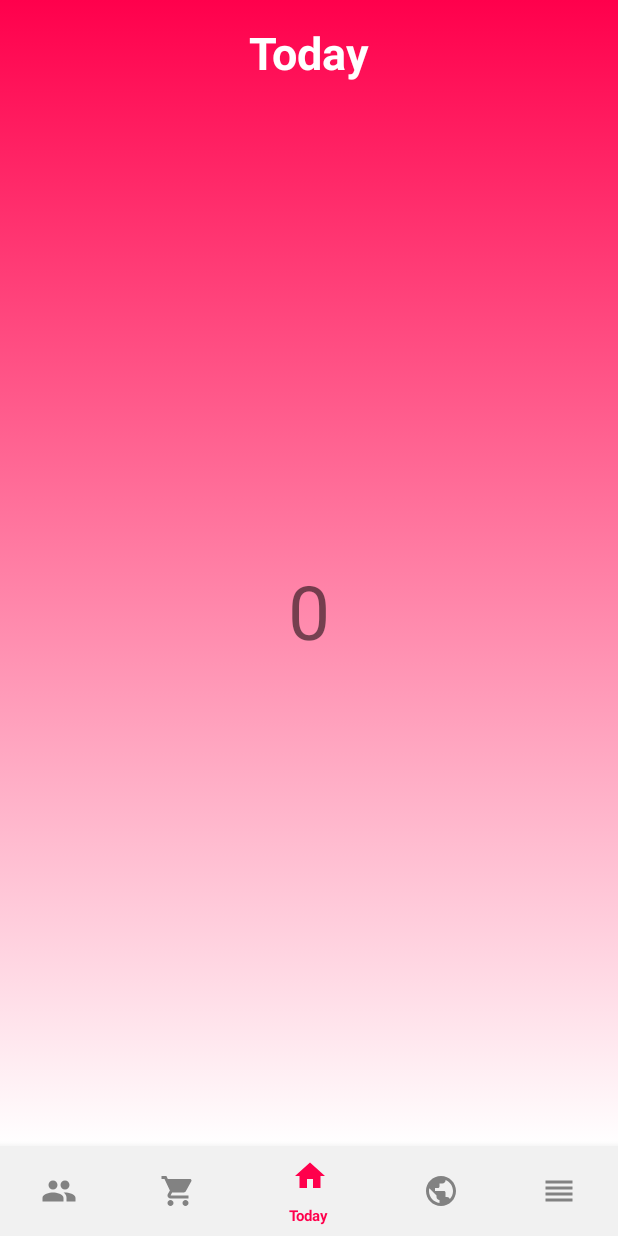
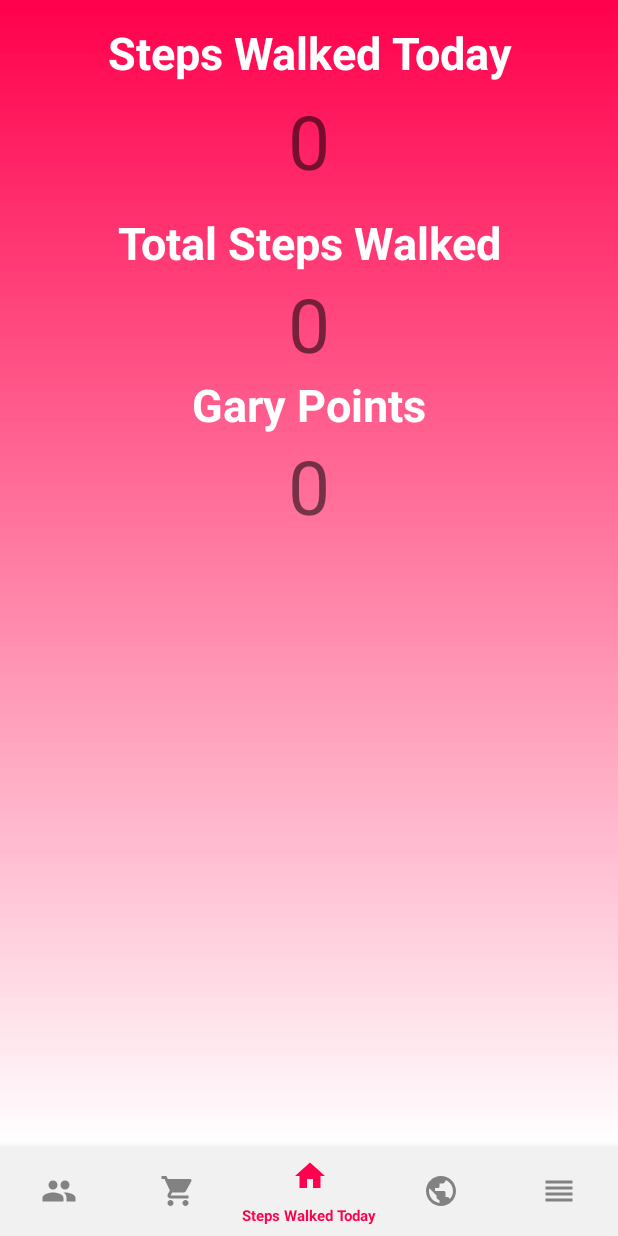
Before and after one commit to ShengzhiW/teamWOW, an Android app: the ContainerPage screen opened directly, with no data from a screen before it, on a phone screen of 412 x 824 dp. Run offline under Robolectric (Android 15) with nearby library versions, the light colour scheme and no system bars; our stand-ins replace Firebase (no records; nobody signed in at launch, a user with empty details on screens opened directly).

Commit message:
today page now displays total step count, daily step count, and amount of currency

```diff
--- a/app/src/main/java/com/example/teamwow/onewalk/Login.java
+++ b/app/src/main/java/com/example/teamwow/onewalk/Login.java
@@ -96,7 +96,6 @@ public class Login extends AppCompatActivity{
         initializeReference(userdb.child("Name"), name);
         initializeReference(userdb.child("Email"), email);
         initializeReference(db.getReference("Leaderboard").child(uid).child("Name"), name);
-        initializeReference(userdb.child("UpdateTime"), String.valueOf(0));
     }
 
     public void initializeReference(final DatabaseReference dr, final String value) {
--- a/app/src/main/java/com/example/teamwow/onewalk/StepCounterService.java
+++ b/app/src/main/java/com/example/teamwow/onewalk/StepCounterService.java
@@ -29,10 +29,15 @@ public class StepCounterService extends Service implements SensorEventListener {
     // database elements
     private int count = 0;
     private int dailyCount = 0;
+    private int currencyCount = 0;
     private FirebaseDatabase db = FirebaseDatabase.getInstance();
+
     private DatabaseReference userStepCount;
     private DatabaseReference lbStepCount;
     private DatabaseReference todayStepCount;
+    private DatabaseReference currencyCountDb;
+
+
     private FirebaseUser user = FirebaseAuth.getInstance().getCurrentUser();
     private String uid = user.getUid();
 
@@ -43,6 +48,7 @@ public class StepCounterService extends Service implements SensorEventListener {
         uid = user.getUid();
         count = 0;
         dailyCount = 0;
+        currencyCount = 0;
 
         // Get the current time
         Date today = Calendar.getInstance().getTime();
@@ -60,6 +66,7 @@ public class StepCounterService extends Service implements SensorEventListener {
         userStepCount = db.getReference("Users").child(uid).child("Steps");
         lbStepCount = db.getReference("Leaderboard").child(uid).child("Steps");
         todayStepCount = db.getReference("Users").child(uid).child("Archive").child(todayDate);
+        currencyCountDb = db.getReference("Users").child(uid).child("Currency");
 
         // set a listener every time a user's steps change
         ValueEventListener stepListener = new ValueEventListener() {
@@ -84,6 +91,20 @@ public class StepCounterService extends Service implements SensorEventListener {
 
             }
         };
+
+        // Set a listener for the currency
+        ValueEventListener currencyListner = new ValueEventListener() {
+            @Override
+            public void onDataChange(DataSnapshot dataSnapshot) {
+                if(dataSnapshot.exists()) currencyCount = dataSnapshot.getValue(Integer.class);
+            }
+
+            @Override
+            public void onCancelled(DatabaseError databaseError) {
+
+            }
+        };
+
         userStepCount.addListenerForSingleValueEvent(stepListener);
         todayStepCount.addListenerForSingleValueEvent(dailyStepListener);
 
@@ -107,9 +128,11 @@ public class StepCounterService extends Service implements SensorEventListener {
         // increment count and set database's Step count to variable
         count++;
         dailyCount++;
+        currencyCount++;
         userStepCount.setValue(count);
         lbStepCount.setValue(count);
         todayStepCount.setValue(dailyCount);
+        currencyCountDb.setValue(currencyCount);
 
     }
 
--- a/app/src/main/java/com/example/teamwow/onewalk/TodayFragment.java
+++ b/app/src/main/java/com/example/teamwow/onewalk/TodayFragment.java
@@ -21,20 +21,27 @@ import com.google.firebase.database.DatabaseReference;
 import com.google.firebase.database.FirebaseDatabase;
 import com.google.firebase.database.ValueEventListener;
 
+import java.text.SimpleDateFormat;
 import java.util.Calendar;
+import java.util.Date;
 
 public class TodayFragment extends Fragment {
     // variable for the default text currently on screen
     private TextView mStepDetector;
+    private TextView todaysSteps;
+    private TextView currencyText;
+
     private FirebaseDatabase db = FirebaseDatabase.getInstance();
     private FirebaseUser user = FirebaseAuth.getInstance().getCurrentUser();
     private String uid = user.getUid();
+
     private int count = 0;
-    private long currentTime;
-    private long currentTimeMinusOne;
+    private int dailyCount = 0;
+    private int currencyCount = 0;
 
-    private DatabaseReference UpdateTimedb;
     private DatabaseReference userStepCount;
+    private DatabaseReference todayStepCount;
+    private DatabaseReference currencyCountDb;
 
     @Nullable
     @Override
@@ -42,39 +49,20 @@ public class TodayFragment extends Fragment {
         final View rootView = inflater.inflate(R.layout.fragment_today, container, false);
 
         // get the text by id
-        mStepDetector = rootView.findViewById(R.id.stepCount);
+        mStepDetector = rootView.findViewById(R.id.total_steps);
+        todaysSteps = rootView.findViewById(R.id.stepCount);
+        currencyText = rootView.findViewById(R.id.currency_count);
 
         // Get the current time
-        Calendar calendar = Calendar.getInstance();
-        currentTime = calendar.getTimeInMillis();
-
-        // Get the current date minus one
-        calendar.add(Calendar.DAY_OF_MONTH, -1);
-        currentTimeMinusOne = calendar.getTimeInMillis();
+        Date today = Calendar.getInstance().getTime();
+        SimpleDateFormat df = new SimpleDateFormat("MM-dd-yyyy");
+        String todayDate = df.format(today);
 
         userStepCount = db.getReference("Users").child(uid).child("Steps");
+        todayStepCount = db.getReference("Users").child(uid).child("Archive").child(todayDate);
+        currencyCountDb = db.getReference("Users").child(uid).child("Currency");
 
-        // Get the last updated time from the database
-        UpdateTimedb = db.getReference("Users").child(uid).child("UpdateTime");
-        UpdateTimedb.addListenerForSingleValueEvent(new ValueEventListener() {
-            @Override
-            public void onDataChange(DataSnapshot dataSnapshot) {
-                long lastUpdateTime = 0;
-                if(dataSnapshot.exists()) lastUpdateTime = dataSnapshot.getValue(Long.class);
-                if(currentTimeMinusOne >= lastUpdateTime) {
-                    displayMessage("Updating");
-                    // Update the updatetime in database
-                    UpdateTimedb.setValue(currentTime);
-
-                    // Update the step count in the database
-                    //userStepCount.setValue(0);
-                }
-            }
-
-            @Override
-            public void onCancelled(DatabaseError databaseError) {}
-        });
-
+        // Add listener to get the total step count
         userStepCount.addValueEventListener(new ValueEventListener() {
             @Override
             public void onDataChange(DataSnapshot dataSnapshot) {
@@ -86,6 +74,34 @@ public class TodayFragment extends Fragment {
             public void onCancelled(DatabaseError databaseError) {}
         });
 
+        // Add listener to get today's step count
+        todayStepCount.addValueEventListener(new ValueEventListener() {
+            @Override
+            public void onDataChange(DataSnapshot dataSnapshot) {
+                if(dataSnapshot.exists()) dailyCount = dataSnapshot.getValue(Integer.class);
+                todaysSteps.setText(String.valueOf(dailyCount));
+            }
+
+            @Override
+            public void onCancelled(DatabaseError databaseError) {
+
+            }
+        });
+
+        // Add listener to get currency count
+        currencyCountDb.addValueEventListener(new ValueEventListener() {
+            @Override
+            public void onDataChange(DataSnapshot dataSnapshot) {
+                if(dataSnapshot.exists()) currencyCount = dataSnapshot.getValue(Integer.class);
+                currencyText.setText(String.valueOf(currencyCount));
+            }
+
+            @Override
+            public void onCancelled(DatabaseError databaseError) {
+
+            }
+        });
+
         return rootView;
     }
 
--- a/app/src/main/res/layout/fragment_today.xml
+++ b/app/src/main/res/layout/fragment_today.xml
@@ -29,15 +29,62 @@
     <TextView
         android:id="@+id/stepCount"
         android:layout_width="match_parent"
-        android:layout_height="match_parent"
+        android:layout_height="wrap_content"
+        android:layout_alignParentStart="true"
+        android:layout_below="@+id/textView"
         android:gravity="center"
         android:text="0"
         android:textSize="50sp"
-        android:layout_marginTop="50dp"
         app:layout_constraintBottom_toBottomOf="parent"
         app:layout_constraintLeft_toLeftOf="parent"
         app:layout_constraintRight_toRightOf="parent"
         app:layout_constraintTop_toTopOf="parent"
         app:layout_constraintVertical_bias="0.678" />
 
+    <TextView
+        android:id="@+id/total_step_title"
+        android:layout_width="match_parent"
+        android:layout_height="wrap_content"
+        android:layout_alignParentStart="true"
+        android:layout_alignParentTop="true"
+        android:layout_marginStart="0dp"
+        android:layout_marginTop="141dp"
+        android:gravity="center_horizontal"
+        android:text="@string/total_steps"
+        android:textColor="#FFFFFF"
+        android:textSize="30sp"
+        android:textStyle="bold" />
+
+    <TextView
+        android:id="@+id/total_steps"
+        android:layout_width="match_parent"
+        android:layout_height="wrap_content"
+        android:layout_alignParentStart="true"
+        android:layout_below="@+id/total_step_title"
+        android:gravity="center"
+        android:text="0"
+        android:textSize="50sp" />
+
+    <TextView
+        android:id="@+id/currency_title"
+        android:layout_width="match_parent"
+        android:layout_height="wrap_content"
+        android:layout_alignParentStart="true"
+        android:layout_below="@+id/total_steps"
+        android:gravity="center_horizontal"
+        android:text="@string/currency_title"
+        android:textColor="#FFFFFF"
+        android:textSize="30sp"
+        android:textStyle="bold" />
+
+    <TextView
+        android:id="@+id/currency_count"
+        android:layout_width="match_parent"
+        android:layout_height="wrap_content"
+        android:layout_alignParentStart="true"
+        android:layout_below="@+id/currency_title"
+        android:gravity="center_horizontal"
+        android:text="0"
+        android:textSize="50sp" />
+
 </RelativeLayout>
--- a/app/src/main/res/values/strings.xml
+++ b/app/src/main/res/values/strings.xml
@@ -8,7 +8,7 @@
 
     <string name="title_quest">Quests</string>
     <string name="title_shop">Shop</string>
-    <string name="title_today">Today</string>
+    <string name="title_today">Steps Walked Today</string>
     <string name="title_leaderboard">Leaderboard</string>
     <string name="title_settings">Settings</string>
     <string name="title_activity_step_counter">StepCounter</string>
@@ -28,4 +28,6 @@
 
     <!-- Help string -->
     <string name="OwO">What\'s this?</string>
+    <string name="total_steps">Total Steps Walked</string>
+    <string name="currency_title">Gary Points</string>
 </resources>
```
